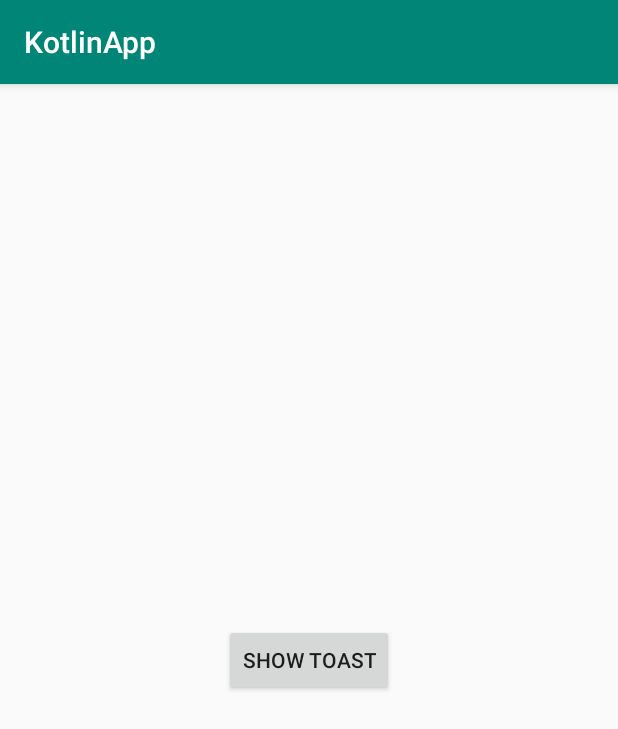
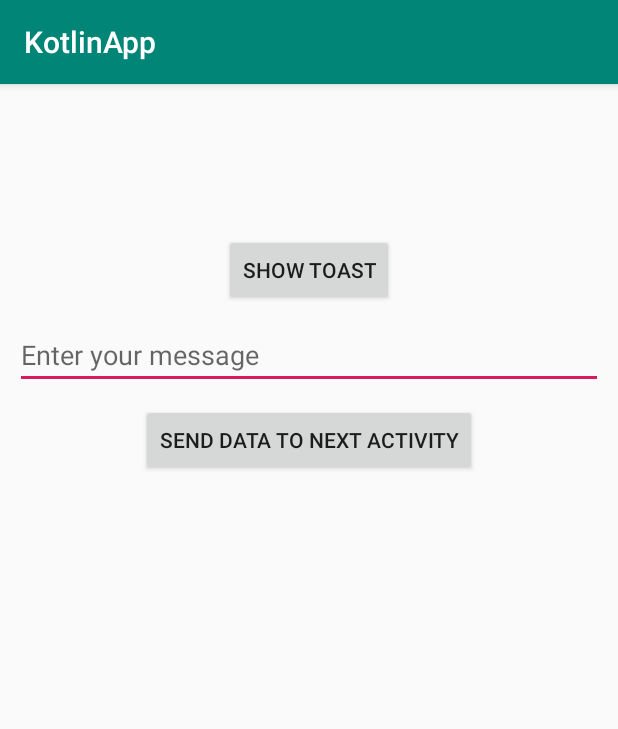
Before and after one commit to rahulnarang21/KotlinApp, an Android app: the screen it shows after launch (MainActivity), on a phone screen of 412 x 824 dp. Shown: the top 729 px of the screen. Run offline under Robolectric (Android 15) with nearby library versions, the phone set to English and light mode, and no system bars.

Commit message:
Second Commit

```diff
--- a/app/src/main/AndroidManifest.xml
+++ b/app/src/main/AndroidManifest.xml
@@ -16,6 +16,9 @@
                 <category android:name="android.intent.category.LAUNCHER" />
             </intent-filter>
         </activity>
+
+        <activity android:name=".SecondActivity">
+        </activity>
     </application>
 
 </manifest>
--- a/app/src/main/java/goforfit/com/kotlinapp/MainActivity.kt
+++ b/app/src/main/java/goforfit/com/kotlinapp/MainActivity.kt
@@ -1,5 +1,6 @@
 package goforfit.com.kotlinapp
 
+import android.content.Intent
 import androidx.appcompat.app.AppCompatActivity
 import android.os.Bundle
 import android.util.Log
@@ -11,12 +12,24 @@ class MainActivity : AppCompatActivity() {
     override fun onCreate(savedInstanceState: Bundle?) {
         super.onCreate(savedInstanceState)
         setContentView(R.layout.activity_main)
-        abc(5)
-        val b = BaseImpl(7)
-        Derived(b).printMe()
+//        abc(5)
+//        val b = BaseImpl(7)
+//        Derived(b).printMe()
 
         btnShowToast.setOnClickListener{
             Toast.makeText(this,"Hello World",Toast.LENGTH_LONG).show()
+        }
+
+        btnSendData.setOnClickListener {
+            //Toast.makeText(this,"Send Data clicked",Toast.LENGTH_LONG).show()
+            val message:String
+            message = edtMsg.text.toString() // in kotlin we have properties for every class, not functions
+            // so here text will work as getText()
+            Toast.makeText(this,message,Toast.LENGTH_LONG).show()
+
+            val intent = Intent(this,SecondActivity::class.java)
+            startActivity(intent)
+
         }
 
     }
--- a/app/src/main/res/layout/activity_main.xml
+++ b/app/src/main/res/layout/activity_main.xml
@@ -1,10 +1,11 @@
 <?xml version="1.0" encoding="utf-8"?>
-<RelativeLayout xmlns:android="http://schemas.android.com/apk/res/android"
+<LinearLayout xmlns:android="http://schemas.android.com/apk/res/android"
     xmlns:app="http://schemas.android.com/apk/res-auto"
     xmlns:tools="http://schemas.android.com/tools"
     android:layout_width="match_parent"
     android:layout_height="match_parent"
-    tools:context=".MainActivity">
+    tools:context=".MainActivity"
+    android:orientation="vertical">
 
 <!--    <TextView-->
 <!--        android:layout_width="wrap_content"-->
@@ -21,6 +22,30 @@
         android:layout_width="wrap_content"
         android:layout_height="wrap_content"
         android:text="Show Toast"
-        android:layout_centerInParent="true"
-         />
-</RelativeLayout>
+        android:layout_marginTop="100dp"
+        android:layout_gravity="center_horizontal"/>
+
+
+
+    <EditText
+        android:id="@+id/edtMsg"
+        android:layout_width="match_parent"
+        android:layout_height="wrap_content"
+        android:layout_margin="10dp"
+        android:ems="10"
+        android:hint="Enter your message"
+        tools:layout_editor_absoluteX="112dp"
+        tools:layout_editor_absoluteY="285dp"
+        />
+
+    <Button
+        android:id="@+id/btnSendData"
+        android:layout_width="wrap_content"
+        android:layout_height="wrap_content"
+        android:text="Send Data to Next Activity"
+        tools:layout_editor_absoluteX="112dp"
+        tools:layout_editor_absoluteY="406dp"
+        android:layout_gravity="center_horizontal"/>
+
+
+</LinearLayout>
```
Also changed, not shown: app/src/main/java/goforfit/com/kotlinapp/SecondActivity.kt (added, +11 -0 lines), app/src/main/res/layout/activity_second.xml (added, +11 -0 lines).
